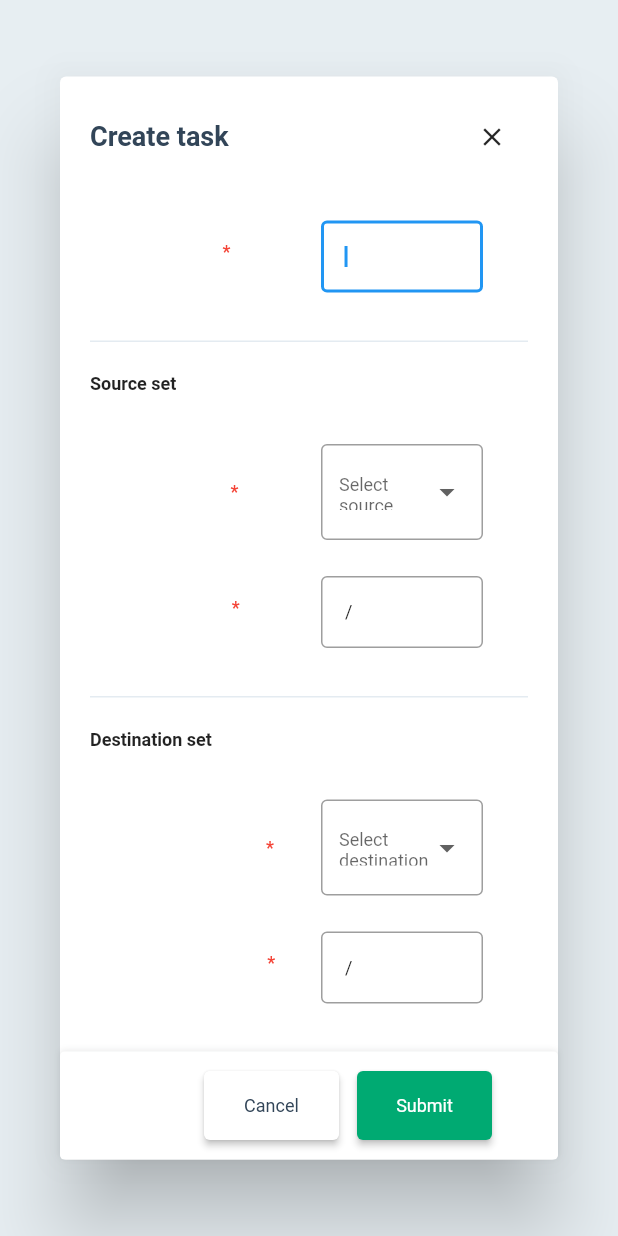
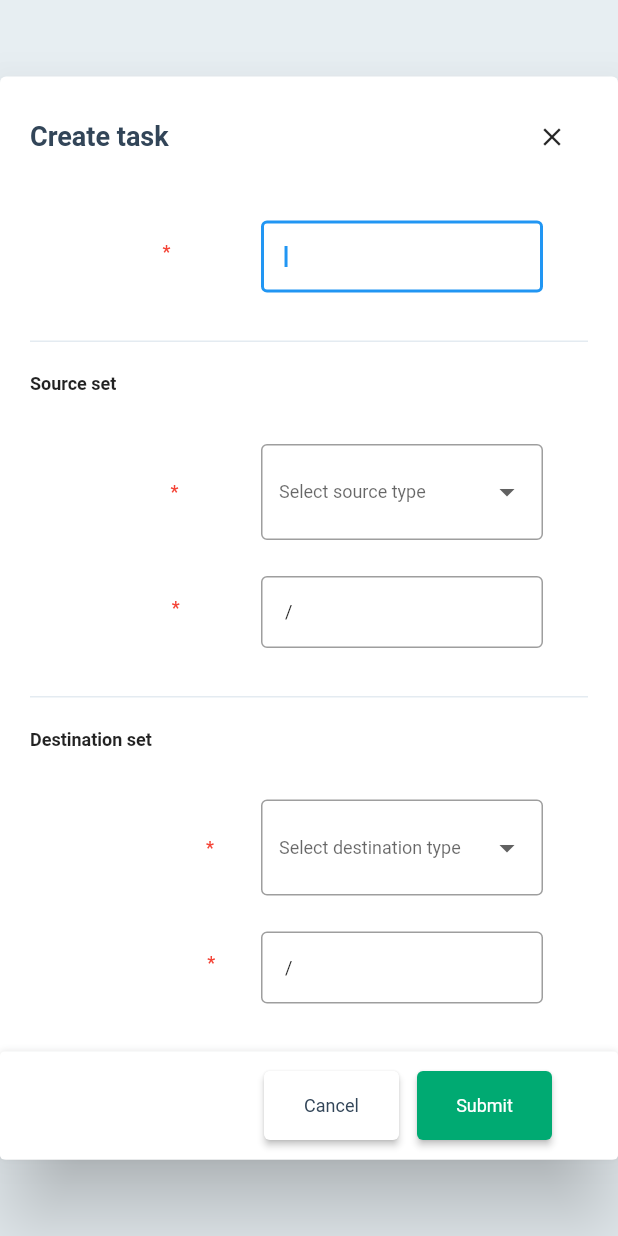
Before and after one commit to beyondstorage/beyond-tp, a Flutter app: the CreateTaskDialog widget shown alone on an empty page, opened directly, on a phone screen of 412 x 824 dp. Run offline on Flutter 3.47's test engine with Material 2 defaults, Android fonts, the phone set to English and light mode, and no system bars; our stand-ins replace flutter_layout_grid, form_validator, get, graphql_flutter, shared_preferences; accounts and stored records are empty; network calls fail; Roboto replaces fonts that are missing (PingFang SC).

Commit message:
ui: Refactor create task dialog style

```diff
--- a/ui/lib/modules/dashboard/create_task_dialog/index.dart
+++ b/ui/lib/modules/dashboard/create_task_dialog/index.dart
@@ -30,31 +30,13 @@ class CreateTaskDialog extends StatelessWidget {
     return CommonDialog(
       title: 'Create task'.tr,
       content: Container(
-        width: 600.0,
+        width: 600,
         child: Padding(
           padding: EdgeInsets.symmetric(horizontal: 20.0),
           child: CreateTaskForm(formKey, onSubmit),
         ),
       ),
-      footer: Container(
-        padding: EdgeInsets.symmetric(
-          vertical: 12,
-          horizontal: 44,
-        ),
-        decoration: new BoxDecoration(
-          color: Colors.white,
-          borderRadius: BorderRadius.all(Radius.circular(3.0)),
-          boxShadow: [
-            BoxShadow(
-              offset: Offset(0, -1),
-              color: Color.fromRGBO(3, 5, 7, 0.08),
-              blurRadius: 3.0,
-            )
-          ],
-        ),
-        child: Row(
-          mainAxisAlignment: MainAxisAlignment.end,
-          children: [
+      buttons: [
         Button(
           child: Text(
             "Cancel".tr,
@@ -70,8 +52,6 @@ class CreateTaskDialog extends StatelessWidget {
           onPressed: onSubmit,
         ),
       ],
-        ),
-      ),
       onClose: controller.closeDialog,
     );
   }
--- a/ui/lib/widgets/dialog/index.dart
+++ b/ui/lib/widgets/dialog/index.dart
@@ -3,14 +3,17 @@ import 'package:flutter/material.dart';
 class CommonDialog extends StatelessWidget {
   final String title;
   final Widget content;
-  final Widget footer;
+  final List<Widget> buttons;
   final Function onClose;
 
-  CommonDialog({this.title, this.content, this.footer, this.onClose});
+  CommonDialog({this.title, this.content, this.buttons, this.onClose});
 
   @override
   Widget build(BuildContext context) {
-    return SimpleDialog(
+    final size = MediaQuery.of(context).size;
+    final contentHeight = size.height - 60 - 60 - 90;
+
+    return AlertDialog(
       title: Row(
         children: [
           Expanded(
@@ -29,11 +32,42 @@ class CommonDialog extends StatelessWidget {
         ],
       ),
       titlePadding: EdgeInsets.only(top: 16, right: 20, bottom: 32, left: 20),
+      content: ConstrainedBox(
+        constraints: BoxConstraints(maxHeight: contentHeight),
+        child: Scrollbar(
+          child: SingleChildScrollView(
+            child: content,
+          ),
+        ),
+      ),
       contentPadding: EdgeInsets.all(0),
-      children: [
-        content,
-        footer,
+      actions: [
+        Container(
+          width: 600,
+          padding: EdgeInsets.symmetric(
+            vertical: 12,
+            horizontal: 44,
+          ),
+          decoration: new BoxDecoration(
+            color: Colors.white,
+            borderRadius: BorderRadius.all(Radius.circular(3.0)),
+            boxShadow: [
+              BoxShadow(
+                offset: Offset(0, -1),
+                color: Color.fromRGBO(3, 5, 7, 0.08),
+                blurRadius: 3.0,
+              )
+            ],
+          ),
+          child: Row(
+            mainAxisAlignment: MainAxisAlignment.end,
+            children: buttons,
+          ),
+        ),
       ],
+      actionsPadding: EdgeInsets.zero,
+      buttonPadding: EdgeInsets.zero,
+      insetPadding: EdgeInsets.zero,
     );
   }
 }
```
Lines whose indentation alone changed are shown as unchanged.
